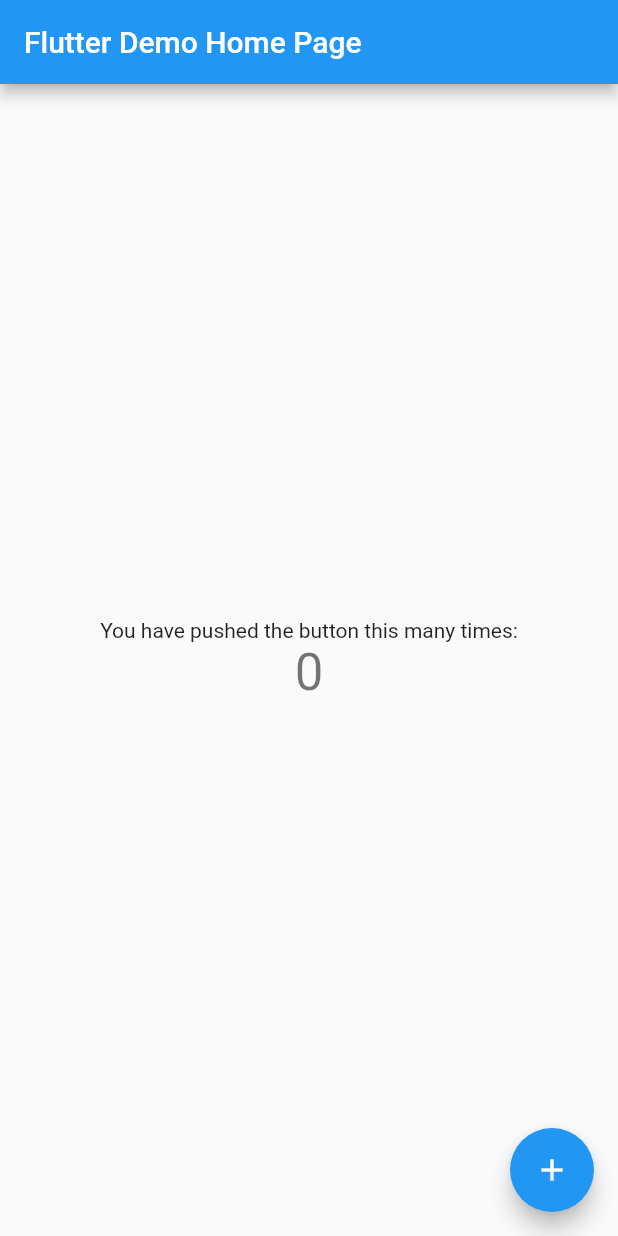
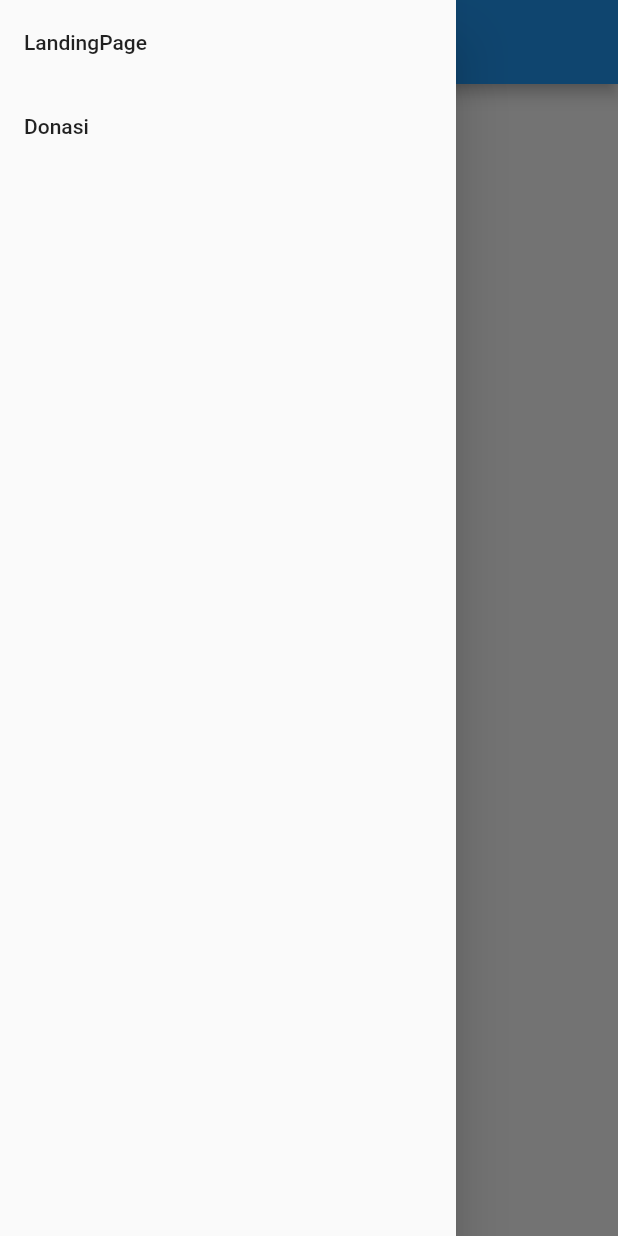
Before and after one commit to fachryanwarr/pbp-volundear-mobile, a Flutter app: the screen it shows after launch, with the side drawer open (before the commit the screen has no drawer), on a phone screen of 412 x 824 dp. Run offline on Flutter 3.47's test engine with Material 2 defaults, Android fonts, the phone set to English and light mode, and no system bars.

Commit message:
first attempt

```diff
--- a/lib/drawer.dart
+++ b/lib/drawer.dart
@@ -0,0 +1,41 @@
+import 'package:flutter/material.dart';
+import 'package:volundear/main.dart';
+import 'package:volundear/pages/artikel_page.dart';
+
+class MyDrawer extends StatefulWidget {
+  const MyDrawer({super.key});
+
+  @override
+  State<MyDrawer> createState() => _MyDrawerState();
+}
+
+class _MyDrawerState extends State<MyDrawer> {
+  @override
+  Widget build(BuildContext context) {
+    return Drawer(
+      child: Column(
+        children: [
+          ListTile(
+            title: const Text('LandingPage'),
+            onTap: () {
+              Navigator.pushReplacement(
+                context,
+                MaterialPageRoute(builder: (context) => const LandingPage()),
+              );
+            },
+          ),
+          ListTile(
+            title: const Text('Donasi'),
+            onTap: () {
+              // Route menu ke halaman utama
+              Navigator.pushReplacement(
+                context,
+                MaterialPageRoute(builder: (context) => const DonasiPage()),
+              );
+            },
+          ),
+        ],
+      ),
+    );
+  }
+}
--- a/lib/main.dart
+++ b/lib/main.dart
@@ -1,5 +1,5 @@
 import 'package:flutter/material.dart';
-
+import 'package:volundear/drawer.dart';
 void main() {
   runApp(const MyApp());
 }
@@ -7,109 +7,89 @@ void main() {
 class MyApp extends StatelessWidget {
   const MyApp({super.key});
 
-  // This widget is the root of your application.
   @override
   Widget build(BuildContext context) {
     return MaterialApp(
-      title: 'Flutter Demo',
+      title: 'LandingPage 7',
       theme: ThemeData(
-        // This is the theme of your application.
-        //
-        // Try running your application with "flutter run". You'll see the
-        // application has a blue toolbar. Then, without quitting the app, try
-        // changing the primarySwatch below to Colors.green and then invoke
-        // "hot reload" (press "r" in the console where you ran "flutter run",
-        // or simply save your changes to "hot reload" in a Flutter IDE).
-        // Notice that the counter didn't reset back to zero; the application
-        // is not restarted.
         primarySwatch: Colors.blue,
       ),
-      home: const MyHomePage(title: 'Flutter Demo Home Page'),
+      home: const LandingPage(),
     );
   }
 }
 
-class MyHomePage extends StatefulWidget {
-  const MyHomePage({super.key, required this.title});
-
-  // This widget is the home page of your application. It is stateful, meaning
-  // that it has a State object (defined below) that contains fields that affect
-  // how it looks.
-
-  // This class is the configuration for the state. It holds the values (in this
-  // case the title) provided by the parent (in this case the App widget) and
-  // used by the build method of the State. Fields in a Widget subclass are
-  // always marked "final".
-
-  final String title;
+class LandingPage extends StatefulWidget {
+  const LandingPage({super.key});
+  final String title = 'Program LandingPage';
 
   @override
-  State<MyHomePage> createState() => _MyHomePageState();
-}
+  State<LandingPage> createState() => _LandingPageState();
+  }
 
-class _MyHomePageState extends State<MyHomePage> {
-  int _counter = 0;
+class _LandingPageState extends State<LandingPage> {
+  int _LandingPage = 0;
 
-  void _incrementCounter() {
+  void _incrementLandingPage() {
     setState(() {
-      // This call to setState tells the Flutter framework that something has
-      // changed in this State, which causes it to rerun the build method below
-      // so that the display can reflect the updated values. If we changed
-      // _counter without calling setState(), then the build method would not be
-      // called again, and so nothing would appear to happen.
-      _counter++;
+      _LandingPage++;
     });
   }
 
+  void _decrementLandingPage() {
+    setState(() {
+      _LandingPage--;
+    });
+  }
   @override
   Widget build(BuildContext context) {
-    // This method is rerun every time setState is called, for instance as done
-    // by the _incrementCounter method above.
-    //
-    // The Flutter framework has been optimized to make rerunning build methods
-    // fast, so that you can just rebuild anything that needs updating rather
-    // than having to individually change instances of widgets.
     return Scaffold(
       appBar: AppBar(
-        // Here we take the value from the MyHomePage object that was created by
-        // the App.build method, and use it to set our appbar title.
         title: Text(widget.title),
       ),
+      // Menambahkan drawer menu
+      drawer: const MyDrawer(),
       body: Center(
-        // Center is a layout widget. It takes a single child and positions it
-        // in the middle of the parent.
         child: Column(
-          // Column is also a layout widget. It takes a list of children and
-          // arranges them vertically. By default, it sizes itself to fit its
-          // children horizontally, and tries to be as tall as its parent.
-          //
-          // Invoke "debug painting" (press "p" in the console, choose the
-          // "Toggle Debug Paint" action from the Flutter Inspector in Android
-          // Studio, or the "Toggle Debug Paint" command in Visual Studio Code)
-          // to see the wireframe for each widget.
-          //
-          // Column has various properties to control how it sizes itself and
-          // how it positions its children. Here we use mainAxisAlignment to
-          // center the children vertically; the main axis here is the vertical
-          // axis because Columns are vertical (the cross axis would be
-          // horizontal).
           mainAxisAlignment: MainAxisAlignment.center,
           children: <Widget>[
-            const Text(
-              'You have pushed the button this many times:',
+            if (_LandingPage % 2 == 0)
+              const Text(
+                'GENAP',
+                style: TextStyle(color: Colors.blue),
+              )
+            else
+              const Text(
+              'GANJIL',
+              style: TextStyle(color: Colors.red),
             ),
             Text(
-              '$_counter',
+              '$_LandingPage',
               style: Theme.of(context).textTheme.headline4,
             ),
           ],
         ),
       ),
-      floatingActionButton: FloatingActionButton(
-        onPressed: _incrementCounter,
-        tooltip: 'Increment',
-        child: const Icon(Icons.add),
-      ), // This trailing comma makes auto-formatting nicer for build methods.
+      floatingActionButton: Row(
+        mainAxisAlignment: MainAxisAlignment.spaceBetween,
+        children: [
+          if (_LandingPage > 0)
+            Padding(padding: const EdgeInsets.only(left: 30),
+              child: FloatingActionButton(
+                onPressed: _decrementLandingPage,
+                tooltip: 'Decrement',
+                child: const Icon(Icons.remove),
+              ),
+            ),
+          Padding(padding: const EdgeInsets.only(left: 30),
+            child: FloatingActionButton(
+              onPressed: _incrementLandingPage,
+              tooltip: 'Increment',
+              child: const Icon(Icons.add),
+            ),
+          ),
+        ],
+      ),
     );
   }
 }
--- a/lib/models/donasi.dart
+++ b/lib/models/donasi.dart
@@ -0,0 +1,58 @@
+// To parse this JSON data, do
+//
+//     final Donasi = DonasiFromJson(jsonString);
+
+import 'package:meta/meta.dart';
+import 'dart:convert';
+
+class Donasi {
+    Donasi({
+        @required this.model,
+        @required this.pk,
+        @required this.fields,
+    });
+
+    final String model;
+    final int pk;
+    final Fields fields;
+
+    factory Donasi.fromJson(Map<String, dynamic> json) => Donasi(
+        model: json["model"],
+        pk: json["pk"],
+        fields: Fields.fromJson(json["fields"]),
+    );
+
+    Map<String, dynamic> toJson() => {
+        "model": model,
+        "pk": pk,
+        "fields": fields.toJson(),
+    };
+}
+
+class Fields {
+    Fields({
+        @required this.user,
+        @required this.nama,
+        @required this.jumlah,
+        @required this.pesan,
+    });
+
+    final int user;
+    final String nama;
+    final int jumlah;
+    final String pesan;
+
+    factory Fields.fromJson(Map<String, dynamic> json) => Fields(
+        user: json["user"],
+        nama: json["nama"],
+        jumlah: json["jumlah"],
+        pesan: json["pesan"],
+    );
+
+    Map<String, dynamic> toJson() => {
+        "user": user,
+        "nama": nama,
+        "jumlah": jumlah,
+        "pesan": pesan,
+    };
+}
--- a/pubspec.yaml
+++ b/pubspec.yaml
@@ -36,6 +36,7 @@ dependencies:
   # The following adds the Cupertino Icons font to your application.
   # Use with the CupertinoIcons class for iOS style icons.
   cupertino_icons: ^1.0.2
+  http: ^0.13.5
 
 dev_dependencies:
   flutter_test:
```
Also changed, not shown: lib/jsons/donasi_json.dart (+31 -0 lines), lib/pages/donasi_page.dart (+73 -0 lines), lib/widgets/donasi_item_card.dart (+67 -0 lines), pubspec.lock.
